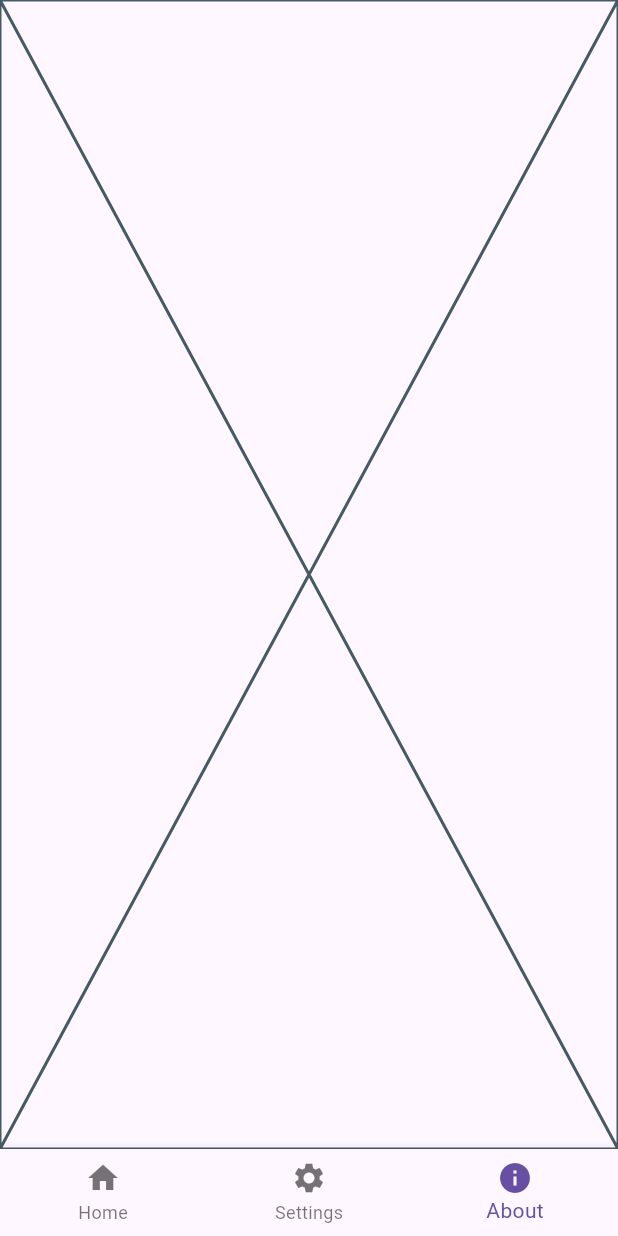
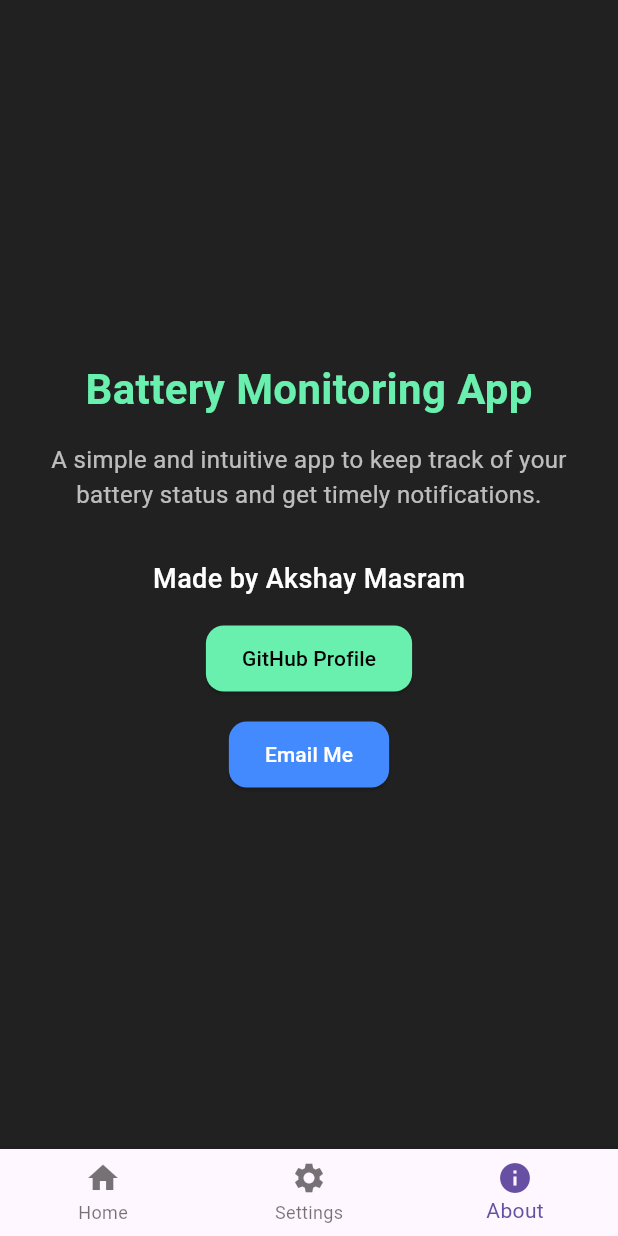
Before and after one commit to TutorialsAndroid/Battery-Monitor-Windows-App, a Flutter app: the screen it shows after launch, item 3 of the bottom bar chosen, on a phone screen of 412 x 824 dp. Run offline on Flutter 3.47's test engine with Material 3 defaults, Android fonts, the light colour scheme and no system bars; our stand-ins replace battery_plus, shared_preferences; missing offline and left inert: process_run, tray_manager, win32, window_manager, windows_notification; statements that could not run were skipped.

Commit message:
Update about_page.dart

```diff
--- a/lib/about_page.dart
+++ b/lib/about_page.dart
@@ -1,15 +1,85 @@
 import 'package:flutter/material.dart';
+import 'package:url_launcher/url_launcher.dart';
 
-class AboutPage extends StatefulWidget {
+class AboutPage extends StatelessWidget {
   const AboutPage({super.key});
 
-  @override
-  State<AboutPage> createState() => _AboutPageState();
-}
+  void _launchURL(String url) async {
+    final Uri uri = Uri.parse(url);
+    if (await canLaunchUrl(uri)) {
+      await launchUrl(uri);
+    } else {
+      throw 'Could not launch $url';
+    }
+  }
 
-class _AboutPageState extends State<AboutPage> {
   @override
   Widget build(BuildContext context) {
-    return const Placeholder();
+    return Scaffold(
+      backgroundColor: Colors.grey[900],
+      body: Center(
+        child: Padding(
+          padding: const EdgeInsets.all(20.0),
+          child: Column(
+            mainAxisAlignment: MainAxisAlignment.center,
+            crossAxisAlignment: CrossAxisAlignment.center,
+            children: [
+              const Text(
+                'Battery Monitoring App',
+                style: TextStyle(
+                  fontSize: 28,
+                  fontWeight: FontWeight.bold,
+                  color: Colors.greenAccent,
+                ),
+              ),
+              const SizedBox(height: 16),
+              const Text(
+                'A simple and intuitive app to keep track of your battery status and get timely notifications.',
+                textAlign: TextAlign.center,
+                style: TextStyle(
+                  fontSize: 16,
+                  color: Colors.white70,
+                ),
+              ),
+              const SizedBox(height: 32),
+              const Text(
+                'Made by Akshay Masram',
+                style: TextStyle(
+                  fontSize: 18,
+                  fontWeight: FontWeight.w500,
+                  color: Colors.white,
+                ),
+              ),
+              const SizedBox(height: 16),
+              ElevatedButton(
+                style: ElevatedButton.styleFrom(
+                  backgroundColor: Colors.greenAccent,
+                  foregroundColor: Colors.black,
+                  padding: const EdgeInsets.symmetric(horizontal: 24, vertical: 12),
+                  shape: RoundedRectangleBorder(
+                    borderRadius: BorderRadius.circular(12),
+                  ),
+                ),
+                onPressed: () => _launchURL('https://github.com/TutorialsAndroid'),
+                child: const Text('GitHub Profile'),
+              ),
+              const SizedBox(height: 16),
+              ElevatedButton(
+                style: ElevatedButton.styleFrom(
+                  backgroundColor: Colors.blueAccent,
+                  foregroundColor: Colors.white,
+                  padding: const EdgeInsets.symmetric(horizontal: 24, vertical: 12),
+                  shape: RoundedRectangleBorder(
+                    borderRadius: BorderRadius.circular(12),
+                  ),
+                ),
+                onPressed: () => _launchURL('mailto:akshaysunilmasram@yahoo.com'),
+                child: const Text('Email Me'),
+              ),
+            ],
+          ),
+        ),
+      ),
+    );
   }
 }
```
